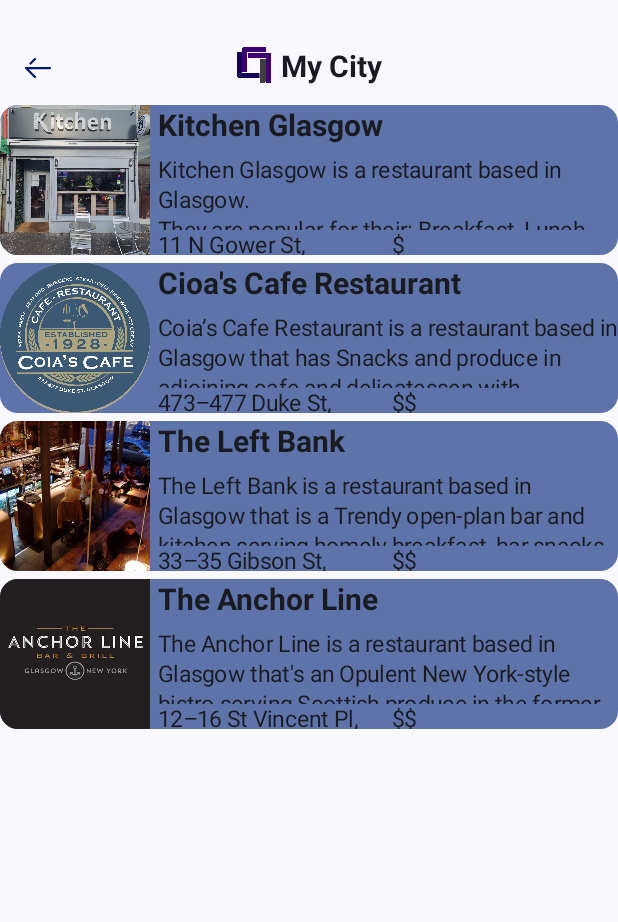
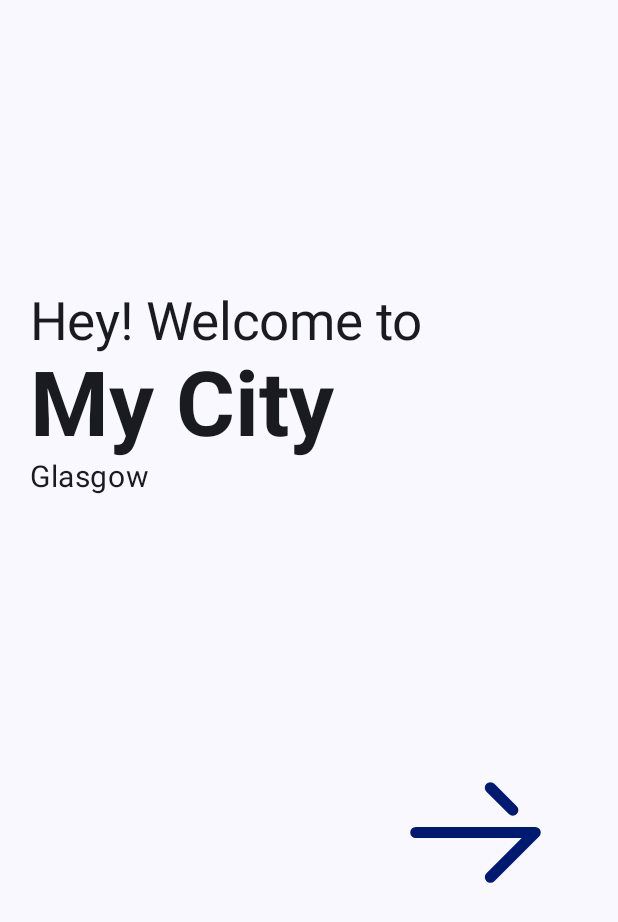
Before and after one commit to Uniq-Studio/My-City, an Android app built with Jetpack Compose: the screen it shows after launch (MainActivity), on a phone screen of 412 x 824 dp. Shown: the top 922 px of the screen. Run offline under Robolectric (Android 15) with nearby library versions, the phone set to English and light mode, and no system bars; our stand-ins replace window size class.

Commit message:
Implement basic navigation and welcome screen
This commit introduces the following changes:

-   **Navigation:** Added the `navigation-compose` library as a dependency and implemented basic navigation between screens using `NavHost`.
-   **Welcome Screen:** Created a new `WelcomeScreen` composable that serves as the initial screen.
-    **Restaurant Screen** Renamed `Restaurant` class to `RestaurantScreen` to fit naming conventions.
-   **Screen Titles:** Added string resources for "Restaurants" and updated the `MyCityScreens` enum to include corresponding title strings.
-   **Window Size Handling:** Passed the `WindowSizeClass` to each screen to handle different screen sizes.
-   **Removed Redundancies**: Removed unnecessary imports and code
-   **Improved common Views**: Updated `CommonView` to look better.
-   **Added a Next Button**: You can now navigate to the restaurant page.

```diff
--- a/app/build.gradle.kts
+++ b/app/build.gradle.kts
@@ -54,6 +54,7 @@
 
     implementation("androidx.compose.ui:ui-text-google-fonts:1.7.8")
     implementation("androidx.compose.material3:material3-window-size-class")
+    implementation("androidx.navigation:navigation-compose:2.7.4")
 
     testImplementation(libs.junit)
     androidTestImplementation(libs.androidx.junit)
--- a/app/src/main/java/org/uniqstudio/mycity/MainActivity.kt
+++ b/app/src/main/java/org/uniqstudio/mycity/MainActivity.kt
@@ -4,11 +4,17 @@
 import androidx.activity.ComponentActivity
 import androidx.activity.compose.setContent
 import androidx.activity.enableEdgeToEdge
+import androidx.compose.foundation.layout.Arrangement
+import androidx.compose.foundation.layout.Column
+import androidx.compose.foundation.layout.fillMaxSize
+import androidx.compose.foundation.layout.padding
 import androidx.compose.material3.Surface
 import androidx.compose.material3.windowsizeclass.ExperimentalMaterial3WindowSizeClassApi
 import androidx.compose.material3.windowsizeclass.calculateWindowSizeClass
-import org.uniqstudio.mycity.model.RestaurantViewModel
-import org.uniqstudio.mycity.ui.RestaurantScreen
+import androidx.compose.ui.Alignment
+import androidx.compose.ui.Modifier
+import androidx.compose.ui.unit.dp
+import org.uniqstudio.mycity.ui.MyCityApp
 import org.uniqstudio.mycity.ui.theme.AppTheme
 
 class MainActivity : ComponentActivity() {
@@ -20,10 +26,17 @@
             AppTheme {
                 Surface{
                     val windowSize = calculateWindowSizeClass(this)
-                    RestaurantScreen(
-                        restaurantViewModel = RestaurantViewModel(),
-                        windowSize = windowSize
-                    )
+                    Column(
+                        modifier = Modifier.fillMaxSize()
+                            .padding(20.dp),
+                        verticalArrangement = Arrangement.Center,
+                        horizontalAlignment = Alignment.CenterHorizontally
+                    ) {
+                        MyCityApp(
+                            windowSize = windowSize
+                        )
+                    }
+
                 }
             }
         }
--- a/app/src/main/java/org/uniqstudio/mycity/ui/CommonViews.kt
+++ b/app/src/main/java/org/uniqstudio/mycity/ui/CommonViews.kt
@@ -78,9 +78,9 @@
         }
 
         //Text and Image
-        Column() {
+        Column {
             Spacer(modifier = Modifier.weight(1f))
-            Row() {
+            Row {
                 Image(
                     painter = painterResource(image),
                     contentDescription = null,
@@ -117,7 +117,7 @@
     Text(
         text = stringResource(text),
         style = MaterialTheme.typography.headlineLarge,
-        fontSize = 45.sp,
+        fontSize = 35.sp,
     )
 }
 
--- /dev/null
+++ b/app/src/main/java/org/uniqstudio/mycity/ui/MyCity.kt
@@ -0,0 +1,43 @@
+package org.uniqstudio.mycity.ui
+
+import androidx.annotation.StringRes
+import androidx.compose.material3.windowsizeclass.WindowSizeClass
+import androidx.compose.runtime.Composable
+import androidx.navigation.NavHostController
+import androidx.navigation.compose.NavHost
+import androidx.navigation.compose.rememberNavController
+import org.uniqstudio.mycity.R
+import org.uniqstudio.mycity.model.RestaurantViewModel
+import org.uniqstudio.mycity.ui.screens.RestaurantScreen
+import org.uniqstudio.mycity.ui.screens.WelcomeScreen
+import androidx.navigation.compose.composable
+
+enum class MyCityScreens(@StringRes val title: Int){
+    Welcome(title = R.string.welcome_to),
+    Restaurant(title = R.string.restaurant_title),
+}
+
+
+@Composable
+fun MyCityApp(
+    navController: NavHostController = rememberNavController(),
+    windowSize: WindowSizeClass,
+){
+    NavHost(
+        navController = navController,
+        startDestination = MyCityScreens.Welcome.name
+    ){
+        composable(route = MyCityScreens.Welcome.name) {
+            WelcomeScreen(
+                windowSize = windowSize,
+                onClickNext = { navController.navigate(MyCityScreens.Restaurant.name) }
+            )
+        }
+        composable(route = MyCityScreens.Restaurant.name) {
+            RestaurantScreen(
+                restaurantViewModel = RestaurantViewModel(),
+                windowSize = windowSize,
+            )
+        }
+    }
+}
--- a/app/src/main/java/org/uniqstudio/mycity/ui/Restaurant.kt
+++ b/app/src/main/java/org/uniqstudio/mycity/ui/screens/RestaurantScreen.kt
@@ -1,4 +1,4 @@
-package org.uniqstudio.mycity.ui
+package org.uniqstudio.mycity.ui.screens
 
 import androidx.compose.foundation.layout.Box
 import androidx.compose.foundation.layout.Column
@@ -24,6 +24,9 @@
 import org.uniqstudio.mycity.data.RestaurantDataSource
 import org.uniqstudio.mycity.model.Restaurant
 import org.uniqstudio.mycity.model.RestaurantViewModel
+import org.uniqstudio.mycity.ui.HorizontalImageInfoCard
+import org.uniqstudio.mycity.ui.InfoPanel
+import org.uniqstudio.mycity.ui.TopBar
 
 @Composable
 fun RestaurantScreen(
--- /dev/null
+++ b/app/src/main/java/org/uniqstudio/mycity/ui/screens/WelcomeScreen.kt
@@ -0,0 +1,78 @@
+package org.uniqstudio.mycity.ui.screens
+
+import androidx.compose.foundation.layout.Arrangement
+import androidx.compose.foundation.layout.Column
+import androidx.compose.foundation.layout.fillMaxSize
+import androidx.compose.material3.windowsizeclass.WindowSizeClass
+import androidx.compose.material3.windowsizeclass.WindowWidthSizeClass
+import androidx.compose.runtime.Composable
+import androidx.compose.ui.Alignment
+import androidx.compose.ui.Modifier
+import androidx.compose.ui.tooling.preview.Preview
+import org.uniqstudio.mycity.R
+import org.uniqstudio.mycity.ui.BlankSpaceFiller
+import org.uniqstudio.mycity.ui.BoldTitleText
+import org.uniqstudio.mycity.ui.NextButton
+import org.uniqstudio.mycity.ui.SmallTextTitle
+import org.uniqstudio.mycity.ui.TitleText
+
+@Composable
+fun WelcomeScreen(
+    windowSize: WindowSizeClass,
+    onClickNext: () -> Unit
+){
+    when (windowSize.widthSizeClass) {
+        WindowWidthSizeClass.Compact -> {
+            WelcomeScreenPortrait(onClickNext)
+        }
+        else -> {
+            WelcomeScreenLandscape(onClickNext)
+        }
+    }
+}
+
+
+@Composable
+fun WelcomeScreenPortrait(
+    onClickNext: () -> Unit
+){
+    Column(
+    ){
+        TitleText(R.string.welcome_to)
+        BoldTitleText(R.string.my_city)
+        SmallTextTitle(R.string.glasgow)
+
+        BlankSpaceFiller()
+
+        NextButton(
+            onClickNext = onClickNext
+        )
+    }
+}
+
+@Composable
+fun WelcomeScreenLandscape(
+    onClickNext: () -> Unit
+) {
+    Column {
+        TitleText(R.string.welcome_to)
+        BoldTitleText(R.string.my_city)
+        SmallTextTitle(R.string.glasgow)
+
+        NextButton(
+            onClickNext = onClickNext
+        )
+    }
+}
+
+@Preview
+@Composable
+fun WelcomeScreenPortraitPreview(){
+    WelcomeScreenPortrait({})
+}
+
+@Preview
+@Composable
+fun WelcomeScreenLandscapePreview(){
+    WelcomeScreenLandscape({})
+}
--- a/app/src/main/res/values/strings.xml
+++ b/app/src/main/res/values/strings.xml
@@ -6,6 +6,7 @@
     <string name="glasgow">Glasgow</string>
 
     <!-- Restaurants -->
+    <string name="restaurant_title">Restaurants</string>
     <string name="kg_name">Kitchen Glasgow</string>
     <string name="kg_location">11 N Gower St, Glasgow G51 1PW</string>
     <string name="kg_description">"Kitchen Glasgow is a restaurant based in Glasgow.\nThey are popular for their; Breakfast, Lunch, Dinner and Solo Dining.\nThey offer; Coffee, Halal Food, Healthy Options, Quick Bites, Small Plates, Vegan Options and Vegetarian Options.\nCome on down and give them a try, they support payments of; Cash, Credit Cards, Debit Cards, NFC Payments, Google and Apple Pay."</string>
--- a/gradle/libs.versions.toml
+++ b/gradle/libs.versions.toml
@@ -8,6 +8,7 @@
 lifecycleRuntimeKtx = "2.6.1"
 activityCompose = "1.8.0"
 composeBom = "2024.09.00"
+navigationRuntimeAndroid = "2.9.0-alpha08"
 
 [libraries]
 androidx-core-ktx = { group = "androidx.core", name = "core-ktx", version.ref = "coreKtx" }
@@ -24,6 +25,7 @@
 androidx-ui-test-manifest = { group = "androidx.compose.ui", name = "ui-test-manifest" }
 androidx-ui-test-junit4 = { group = "androidx.compose.ui", name = "ui-test-junit4" }
 androidx-material3 = { group = "androidx.compose.material3", name = "material3" }
+androidx-navigation-runtime-android = { group = "androidx.navigation", name = "navigation-runtime-android", version.ref = "navigationRuntimeAndroid" }
 
 [plugins]
 android-application = { id = "com.android.application", version.ref = "agp" }
```
